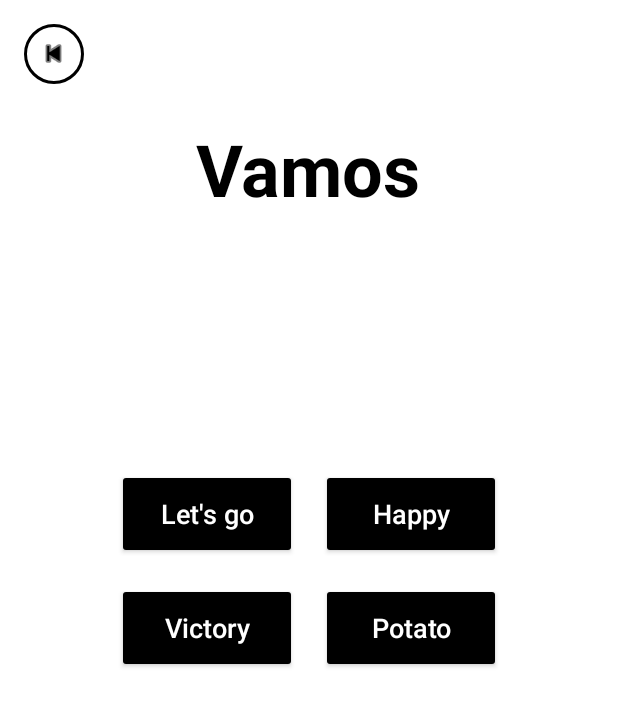
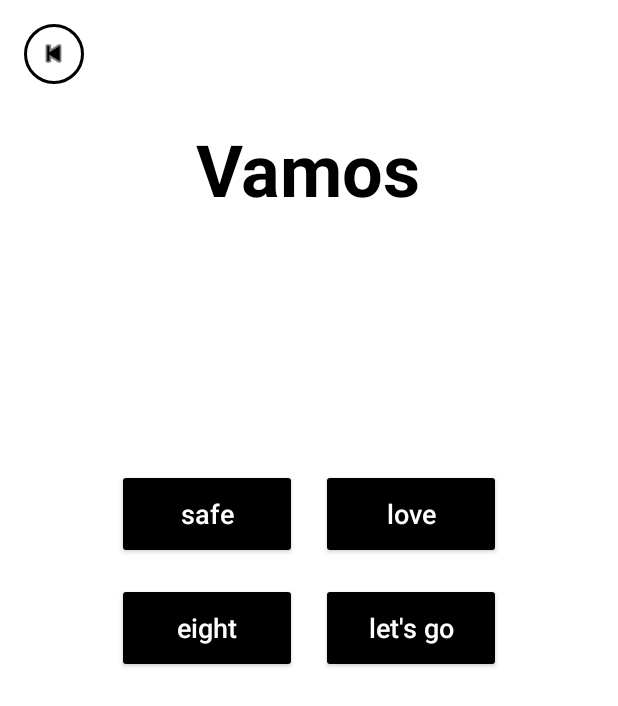
Before and after one commit to awelotta/Lingonary, an Android app built with Jetpack Compose: the fragment WordLibraryFragment placed in its activity, after a tap on "QUIZ", on a phone screen of 412 x 824 dp. Shown: the top 706 px of the screen. Run offline under Robolectric (Android 15) with nearby library versions, the phone set to English and light mode, and no system bars.

Commit message:
Updates for quiz 11/22/25

```diff
--- a/app/src/main/java/com/example/lingonary/QuizActivity.java
+++ b/app/src/main/java/com/example/lingonary/QuizActivity.java
@@ -1,5 +1,6 @@
 package com.example.lingonary;
 
+import android.content.Intent;
 import android.os.Bundle;
 import android.view.LayoutInflater;
 import android.view.View;
@@ -9,42 +10,91 @@ import android.widget.TextView;
 import androidx.appcompat.app.AlertDialog;
 import androidx.appcompat.app.AppCompatActivity;
 
+import com.example.lingonary.models.Word;
+
+import java.util.ArrayList;
+import java.util.Collections;
+import java.util.List;
+import java.util.stream.Collectors;
+
 public class QuizActivity extends AppCompatActivity {
+
+    private List<Word> wordList;
+    private List<Word> quizList;
+
+    private Word currentWord;
+
+    private TextView titleVamos;
+    private Button btnLetsGo;
+    private Button btnHappy;
+    private Button btnVictory;
+    private Button btnPotato;
 
     @Override
     protected void onCreate(Bundle savedInstanceState) {
         super.onCreate(savedInstanceState);
         setContentView(R.layout.quizactivity_main);
 
+        wordList = getIntent().getParcelableArrayListExtra("wordList");
+        quizList = wordList.stream().filter(w -> w.getTimesCorrect() < 2).collect(Collectors.toList());
+
+        titleVamos = findViewById(R.id.titleVamos);
+        btnLetsGo = findViewById(R.id.btnLetsGo);
+        btnHappy = findViewById(R.id.btnHappy);
+        btnVictory = findViewById(R.id.btnVictory);
+        btnPotato = findViewById(R.id.btnPotato);
 
         ImageView backArrow = findViewById(R.id.backArrow);
-        backArrow.setOnClickListener(v -> finish());
+        backArrow.setOnClickListener(v -> finishQuiz());
 
+        if (quizList != null && !quizList.isEmpty()) {
+            loadNewQuestion();
+        } else {
+            finishQuiz();
+        }
+    }
 
-        Button btnLetsGo = findViewById(R.id.btnLetsGo);
-        Button btnHappy = findViewById(R.id.btnHappy);
-        Button btnVictory = findViewById(R.id.btnVictory);
-        Button btnPotato = findViewById(R.id.btnPotato);
+    private void loadNewQuestion() {
+        if (quizList.isEmpty()) {
+            finishQuiz();
+            return;
+        }
 
+        Collections.shuffle(quizList);
+        currentWord = quizList.get(0);
 
-        btnLetsGo.setOnClickListener(v -> showResultDialog(true));
+        titleVamos.setText(currentWord.getLearning());
 
+        List<Word> options = new ArrayList<>(wordList);
+        options.remove(currentWord);
+        Collections.shuffle(options);
 
-        View.OnClickListener incorrectListener = v -> showResultDialog(false);
-        btnHappy.setOnClickListener(incorrectListener);
-        btnVictory.setOnClickListener(incorrectListener);
-        btnPotato.setOnClickListener(incorrectListener);
+        List<Button> buttons = new ArrayList<>();
+        buttons.add(btnLetsGo);
+        buttons.add(btnHappy);
+        buttons.add(btnVictory);
+        buttons.add(btnPotato);
+        Collections.shuffle(buttons);
+
+        buttons.get(0).setText(currentWord.getNativeLang());
+        buttons.get(0).setOnClickListener(v -> {
+            currentWord.incrementTimesCorrect();
+            showResultDialog(true);
+        });
+
+        for (int i = 1; i < buttons.size(); i++) {
+            buttons.get(i).setText(options.get(i - 1).getNativeLang());
+            buttons.get(i).setOnClickListener(v -> showResultDialog(false));
+        }
     }
 
     private void showResultDialog(boolean isCorrect) {
-
         View dialogView = LayoutInflater.from(this)
                 .inflate(R.layout.quizpopup_result, null, false);
 
         TextView tvDetail = dialogView.findViewById(R.id.resultDetail);
         Button btnYes = dialogView.findViewById(R.id.btnYes);
         Button btnNo = dialogView.findViewById(R.id.btnNo);
-
 
         tvDetail.setText(isCorrect ? "Correct" : "Incorrect");
 
@@ -53,15 +103,23 @@ public class QuizActivity extends AppCompatActivity {
                 .setCancelable(false)
                 .create();
 
-
+        btnYes.setText("Next");
         btnYes.setOnClickListener(v -> {
-            // TODO: implement next question / screen
+            quizList.remove(currentWord);
+            loadNewQuestion();
             dialog.dismiss();
         });
 
-
-        btnNo.setOnClickListener(v -> finish());
+        btnNo.setText("Exit");
+        btnNo.setOnClickListener(v -> finishQuiz());
 
         dialog.show();
     }
+
+    private void finishQuiz() {
+        Intent resultIntent = new Intent();
+        resultIntent.putParcelableArrayListExtra("wordList", (ArrayList<Word>) wordList);
+        setResult(RESULT_OK, resultIntent);
+        finish();
+    }
 }
--- a/app/src/main/java/com/example/lingonary/WordLibraryFragment.java
+++ b/app/src/main/java/com/example/lingonary/WordLibraryFragment.java
@@ -1,7 +1,6 @@
 package com.example.lingonary;
 
-
-
+import android.app.Activity;
 import android.content.Intent;
 import android.os.Bundle;
 import android.view.LayoutInflater;
@@ -9,6 +8,8 @@ import android.view.View;
 import android.view.ViewGroup;
 import android.widget.Button;
 
+import androidx.activity.result.ActivityResultLauncher;
+import androidx.activity.result.contract.ActivityResultContracts;
 import androidx.annotation.NonNull;
 import androidx.annotation.Nullable;
 import androidx.fragment.app.Fragment;
@@ -20,47 +21,88 @@ import com.example.lingonary.models.Word;
 
 import java.util.ArrayList;
 import java.util.List;
-// Class implementing the word library fragment inside Main function
+import java.util.stream.Collectors;
+
 public class WordLibraryFragment extends Fragment {
 
-    private RecyclerView recyclerView;
-    private WordAdapter adapter;
+    private RecyclerView recyclerHaventStarted;
+    private RecyclerView recyclerLearning;
+    private RecyclerView recyclerMastered;
+    private WordAdapter haventStartedAdapter;
+    private WordAdapter learningAdapter;
+    private WordAdapter masteredAdapter;
     private List<Word> wordList;
     private Button btnQuiz;
+
+    private ActivityResultLauncher<Intent> quizLauncher;
+
+    @Override
+    public void onCreate(@Nullable Bundle savedInstanceState) {
+        super.onCreate(savedInstanceState);
+
+        quizLauncher = registerForActivityResult(
+                new ActivityResultContracts.StartActivityForResult(),
+                result -> {
+                    if (result.getResultCode() == Activity.RESULT_OK) {
+                        Intent data = result.getData();
+                        if (data != null) {
+                            wordList = data.getParcelableArrayListExtra("wordList");
+                            updateWordLists();
+                        }
+                    }
+                });
+    }
 
     @Nullable
     @Override
     public View onCreateView(@NonNull LayoutInflater inflater, @Nullable ViewGroup container, @Nullable Bundle savedInstanceState) {
         View view = inflater.inflate(R.layout.fragment_word_library, container, false);
-        // Part that manages the recycler view.
-        recyclerView = view.findViewById(R.id.recyclerWords);
+
+        recyclerHaventStarted = view.findViewById(R.id.recyclerHaventStarted);
+        recyclerLearning = view.findViewById(R.id.recyclerLearning);
+        recyclerMastered = view.findViewById(R.id.recyclerMastered);
         btnQuiz = view.findViewById(R.id.btnQuiz);
 
-        recyclerView.setLayoutManager(new LinearLayoutManager(getContext()));
+        recyclerHaventStarted.setLayoutManager(new LinearLayoutManager(getContext()));
+        recyclerLearning.setLayoutManager(new LinearLayoutManager(getContext()));
+        recyclerMastered.setLayoutManager(new LinearLayoutManager(getContext()));
+
         wordList = new ArrayList<>();
-
-        // Example words
         wordList.add(new Word("Amor", "love"));
         wordList.add(new Word("Tranquilo", "quiet"));
         wordList.add(new Word("Seguro", "safe"));
         wordList.add(new Word("Ocho", "eight"));
         wordList.add(new Word("Vamos", "let's go"));
-        adapter = new WordAdapter(wordList);
-        recyclerView.setAdapter(adapter);
 
-        //Quiz button that moves to the Quiz Activity.
-        btnQuiz.setOnClickListener(v ->
-                { Intent intent = new Intent(getActivity(), QuizActivity.class);
-                    startActivity(intent); }
-        );
+        updateWordLists();
+
+        btnQuiz.setOnClickListener(v -> {
+            Intent intent = new Intent(getActivity(), QuizActivity.class);
+            intent.putParcelableArrayListExtra("wordList", (ArrayList<Word>) wordList);
+            quizLauncher.launch(intent);
+        });
 
         return view;
     }
-    // Function used to add words to the list from Main function.
+
+    private void updateWordLists() {
+        if (wordList == null) return;
+        List<Word> haventStartedList = wordList.stream().filter(w -> w.getTimesCorrect() == 0).collect(Collectors.toList());
+        List<Word> learningList = wordList.stream().filter(w -> w.getTimesCorrect() == 1).collect(Collectors.toList());
+        List<Word> masteredList = wordList.stream().filter(w -> w.getTimesCorrect() >= 2).collect(Collectors.toList());
+
+        haventStartedAdapter = new WordAdapter(haventStartedList);
+        learningAdapter = new WordAdapter(learningList);
+        masteredAdapter = new WordAdapter(masteredList);
+
+        recyclerHaventStarted.setAdapter(haventStartedAdapter);
+        recyclerLearning.setAdapter(learningAdapter);
+        recyclerMastered.setAdapter(masteredAdapter);
+    }
+
     public void addWord(String learning, String nativeWord) {
         Word newWord = new Word(learning, nativeWord);
         wordList.add(newWord);
-        adapter.notifyItemInserted(wordList.size() - 1);
+        updateWordLists();
     }
-
 }
--- a/app/src/main/java/com/example/lingonary/models/Word.java
+++ b/app/src/main/java/com/example/lingonary/models/Word.java
@@ -1,5 +1,4 @@
 package com.example.lingonary.models;
-
 
 import android.os.Parcel;
 import android.os.Parcelable;
@@ -7,15 +6,18 @@ import android.os.Parcelable;
 public class Word implements Parcelable {
     private String learning;
     private String nativeLang;
+    private int timesCorrect;
 
     public Word(String learning, String nativeLang) {
         this.learning = learning;
         this.nativeLang = nativeLang;
+        this.timesCorrect = 0;
     }
 
     protected Word(Parcel in) {
         learning = in.readString();
         nativeLang = in.readString();
+        timesCorrect = in.readInt();
     }
 
     public static final Creator<Word> CREATOR = new Creator<Word>() {
@@ -32,11 +34,15 @@ public class Word implements Parcelable {
 
     public String getLearning() { return learning; }
     public String getNativeLang() { return nativeLang; }
+    public int getTimesCorrect() { return timesCorrect; }
+
+    public void incrementTimesCorrect() { this.timesCorrect++; }
 
     @Override
     public void writeToParcel(Parcel dest, int flags) {
         dest.writeString(learning);
         dest.writeString(nativeLang);
+        dest.writeInt(timesCorrect);
     }
 
     @Override
--- a/app/src/main/res/layout/item_word.xml
+++ b/app/src/main/res/layout/item_word.xml
@@ -1,3 +1,4 @@
+<?xml version="1.0" encoding="utf-8"?>
 <LinearLayout xmlns:android="http://schemas.android.com/apk/res/android"
     android:layout_width="match_parent"
     android:layout_height="wrap_content"
@@ -20,10 +21,8 @@
     <TextView
         android:id="@+id/textNative"
         android:layout_width="wrap_content"
-
         android:layout_height="wrap_content"
         android:text="love"
         android:textSize="16sp"
-        android:textColor="@android:color/darker_gray"
-/>
+        android:textColor="@android:color/darker_gray" />
 </LinearLayout>
```
Also changed, not shown: app/src/main/res/layout/fragment_word_library.xml (+61 -9 lines).
